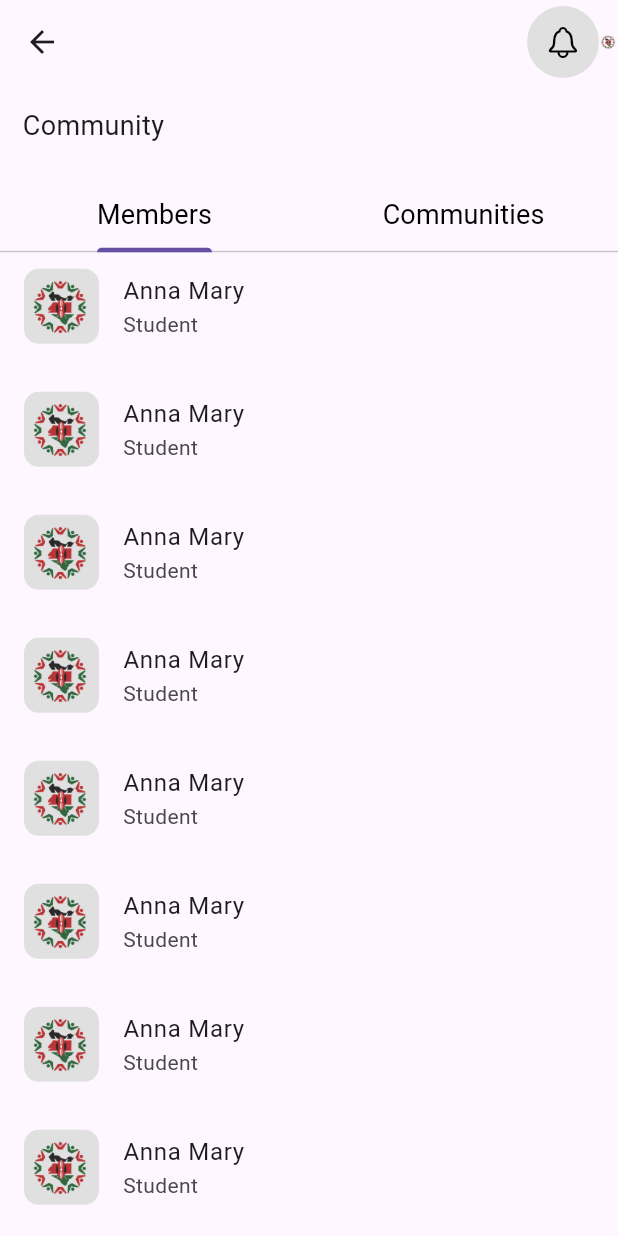
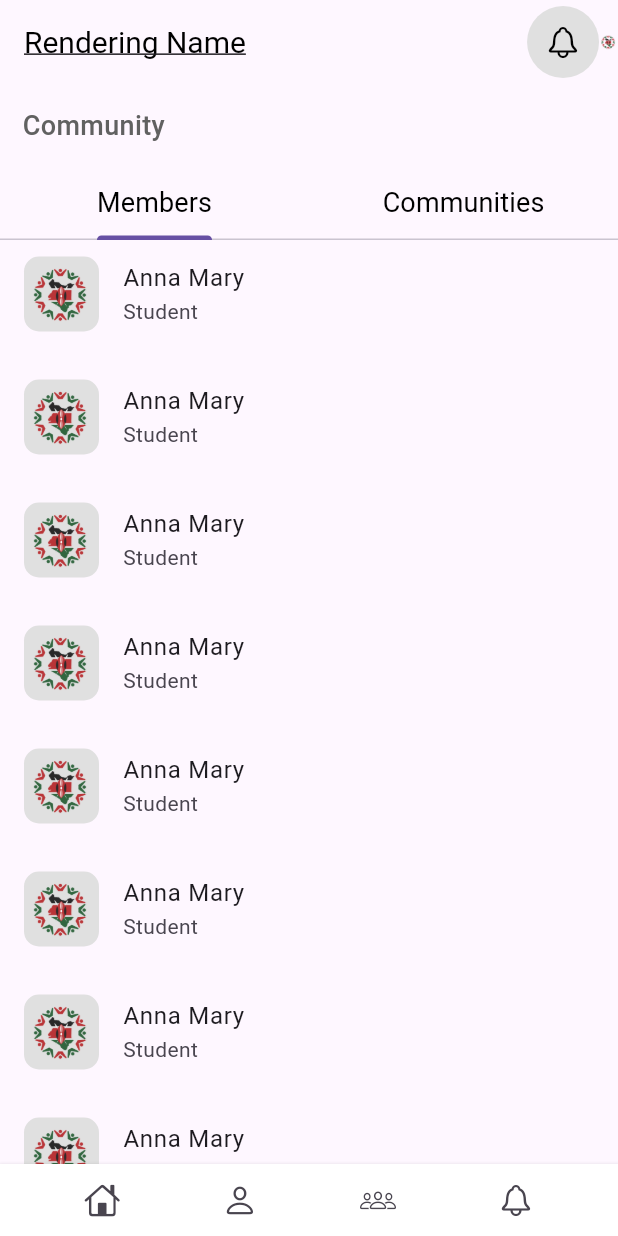
Before and after one commit to Ashisoma/fleischer_foundation, a Flutter app: the CommunityScreen screen opened directly, on a phone screen of 412 x 824 dp. Run offline on Flutter 3.47's test engine with Material 3 defaults, Android fonts, the phone set to English and light mode, and no system bars.

Commit message:
ui: looking good

```diff
--- a/lib/screens/people_list.dart
+++ b/lib/screens/people_list.dart
@@ -1,3 +1,4 @@
+import 'package:fleischer_foundation/screens/home_screen.dart';
 import 'package:flutter/cupertino.dart';
 import 'package:flutter/material.dart';
 
@@ -28,9 +29,19 @@ class _CommunityScreenState extends State<CommunityScreen>
   Widget build(BuildContext context) {
     return Scaffold(
       appBar: AppBar(
+        automaticallyImplyLeading: false,
         backgroundColor: Colors.transparent,
         elevation: 0,
-        title: const Text(''),
+        title: const Text(
+          'Rendering Name',
+          style: TextStyle(
+            color: Colors.black,
+            fontStyle: FontStyle.normal,
+            decoration: TextDecoration.underline,
+            fontSize: 20,
+            fontWeight: FontWeight.w400,
+          ),
+        ),
         actions: [
           Container(
             decoration: BoxDecoration(
@@ -61,8 +72,8 @@ class _CommunityScreenState extends State<CommunityScreen>
         child: Column(
           crossAxisAlignment: CrossAxisAlignment.start,
           children: [
-            const Padding(
-              padding: EdgeInsets.symmetric(
+            Padding(
+              padding: const EdgeInsets.symmetric(
                 horizontal: 15.0,
                 vertical: 15.0,
               ),
@@ -70,13 +81,12 @@ class _CommunityScreenState extends State<CommunityScreen>
                 'Community',
                 style: TextStyle(
                   fontSize: 18,
-                  fontWeight: FontWeight.w400,
+                  fontWeight: FontWeight.w500,
+                  color: Colors.grey.shade700,
                 ),
               ),
             ),
-            SizedBox(
-              height: MediaQuery.of(context).size.height * 0.01,
-            ),
+
             // tab views
             TabBar(
               controller: _tabController,
@@ -167,6 +177,66 @@ class _CommunityScreenState extends State<CommunityScreen>
           ],
         ),
       ),
+      bottomNavigationBar: Container(
+        decoration: BoxDecoration(
+          color: Colors.white,
+          boxShadow: [
+            BoxShadow(
+              color: Colors.black.withOpacity(0.1),
+              spreadRadius: 1,
+              blurRadius: 1,
+              offset: const Offset(0, 1), // changes position of shadow
+            ),
+          ],
+        ),
+        child: Row(
+          mainAxisAlignment: MainAxisAlignment.spaceEvenly,
+          children: [
+            IconButton(
+              onPressed: () {
+                Navigator.push(
+                  context,
+                  MaterialPageRoute(
+                    builder: (context) {
+                      return const HomeScreen();
+                    },
+                  ),
+                );
+              },
+              icon: const Icon(
+                CupertinoIcons.home,
+              ),
+            ),
+            IconButton(
+              onPressed: () {},
+              icon: const Icon(
+                CupertinoIcons.person,
+              ),
+            ),
+            IconButton(
+              onPressed: () {
+                Navigator.push(
+                  context,
+                  CupertinoPageRoute(
+                    builder: (context) {
+                      return const CommunityScreen();
+                    },
+                  ),
+                );
+              },
+              icon: const Icon(
+                CupertinoIcons.person_3,
+              ),
+            ),
+            IconButton(
+              onPressed: () {},
+              icon: const Icon(
+                CupertinoIcons.bell,
+              ),
+            ),
+          ],
+        ),
+      ),
     );
   }
 }
```
Also changed, not shown: lib/auth/register_screen.dart (+6 -3 lines).
